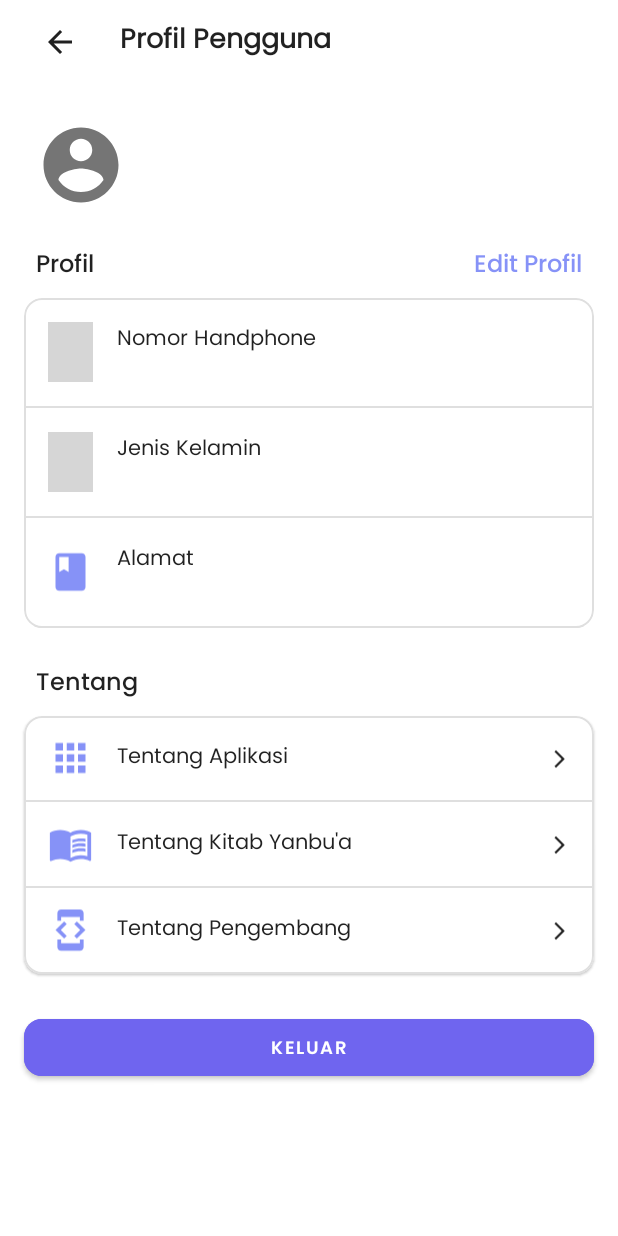
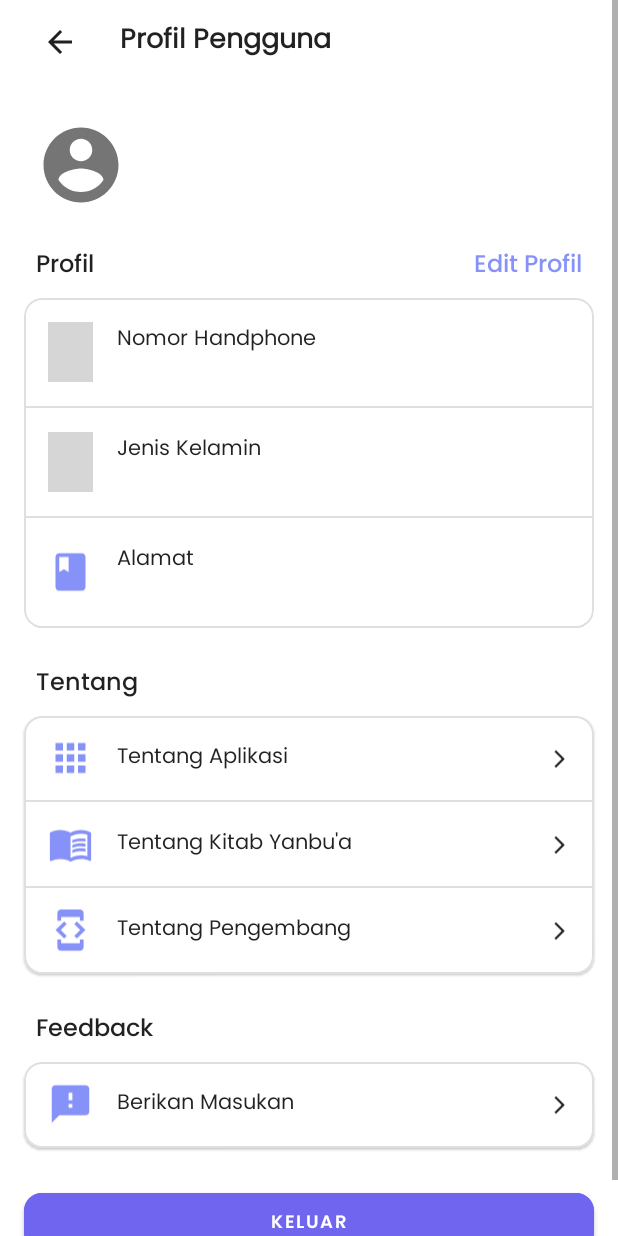
Before and after one commit to nraliim/Darosa, an Android app: the ProfilActivity screen opened directly, with no data from a screen before it, on a phone screen of 412 x 824 dp. Run offline under Robolectric (Android 15) with nearby library versions, the phone set to English and light mode, and no system bars; our stand-ins replace Firebase (no records; nobody signed in at launch, a user with empty details on screens opened directly); 6 statements that could not run were skipped; grey boxes are pictures that could not be loaded.

Commit message:
add feature feedback

```diff
--- a/app/src/main/java/com/darosa/app/ui/profil/ProfilActivity.kt
+++ b/app/src/main/java/com/darosa/app/ui/profil/ProfilActivity.kt
@@ -1,6 +1,7 @@
 package com.darosa.app.ui.profil
 
 import android.content.Intent
+import android.net.Uri
 import android.os.Bundle
 import android.util.Log
 import android.view.View
@@ -26,6 +27,7 @@ class ProfilActivity : AppCompatActivity() {
 
     companion object {
         const val TAG = "ProfilActivity"
+        const val FORM_URL = "https://forms.gle/r9CspwqMZcz9EzPSA"
     }
 
     override fun onCreate(savedInstanceState: Bundle?) {
@@ -82,9 +84,6 @@ class ProfilActivity : AppCompatActivity() {
                 val address = it.get("alamat")
                 val gender = it.get("gender")
 
-//                val dataUser = User(nama, )
-//                dataUser.add(User(nama, ))
-
                 binding.apply {
                     ivPhoto.loadImageUrl(fotoProfil.toString())
                     tvNama.text = nama.toString()
@@ -135,6 +134,10 @@ class ProfilActivity : AppCompatActivity() {
                 intent.putExtra(EXTRA_ABOUT, aboutDev)
                 startActivity(intent)
             }
+            binding.cvFeedback.setOnClickListener {
+                val intent = Intent(Intent.ACTION_VIEW, Uri.parse(FORM_URL))
+                startActivity(intent)
+            }
         }
     }
 
--- /dev/null
+++ b/app/src/main/res/drawable/ic_feedback.xml
@@ -0,0 +1,5 @@
+<vector android:height="24dp" android:tint="#8692F7"
+    android:viewportHeight="24" android:viewportWidth="24"
+    android:width="24dp" xmlns:android="http://schemas.android.com/apk/res/android">
+    <path android:fillColor="@android:color/white" android:pathData="M20,2L4,2c-1.1,0 -1.99,0.9 -1.99,2L2,22l4,-4h14c1.1,0 2,-0.9 2,-2L22,4c0,-1.1 -0.9,-2 -2,-2zM13,14h-2v-2h2v2zM13,10h-2L11,6h2v4z"/>
+</vector>
--- a/app/src/main/res/layout/activity_profil.xml
+++ b/app/src/main/res/layout/activity_profil.xml
@@ -445,6 +445,91 @@
 
         </com.google.android.material.card.MaterialCardView>
 
+        <TextView
+            android:id="@+id/tv_feedback"
+            android:layout_width="wrap_content"
+            android:layout_height="wrap_content"
+            android:layout_marginStart="24dp"
+            android:layout_marginTop="24dp"
+            android:fontFamily="@font/poppins_medium"
+            android:text="@string/feedback"
+            android:textColor="?android:textColorPrimary"
+            android:textSize="16sp"
+            app:layout_constraintStart_toStartOf="parent"
+            app:layout_constraintTop_toBottomOf="@id/cv_about" />
+
+        <com.google.android.material.card.MaterialCardView
+            android:id="@+id/cv_feedback"
+            android:layout_width="match_parent"
+            android:layout_height="wrap_content"
+            android:layout_marginHorizontal="16dp"
+            android:layout_marginTop="8dp"
+            app:cardCornerRadius="12dp"
+            app:layout_constraintTop_toBottomOf="@id/tv_feedback"
+            app:strokeColor="#DFDFDF"
+            app:strokeWidth="1dp">
+
+            <LinearLayout
+                android:layout_width="match_parent"
+                android:layout_height="match_parent"
+                android:orientation="vertical">
+
+                <androidx.constraintlayout.widget.ConstraintLayout
+                    android:id="@+id/cl_feedback"
+                    android:layout_width="match_parent"
+                    android:layout_height="match_parent">
+
+                    <ImageView
+                        android:id="@+id/iv_feedback"
+                        android:layout_width="30dp"
+                        android:layout_height="40dp"
+                        android:layout_marginStart="16dp"
+                        android:layout_marginTop="8dp"
+                        app:layout_constraintStart_toStartOf="parent"
+                        app:layout_constraintTop_toTopOf="parent"
+                        app:srcCompat="@drawable/ic_feedback"
+                        tools:ignore="ContentDescription" />
+
+                    <TextView
+                        android:id="@+id/tv_kritik_saran"
+                        android:layout_width="wrap_content"
+                        android:layout_height="wrap_content"
+                        android:layout_marginStart="16dp"
+                        android:fontFamily="@font/poppins_regular"
+                        android:maxLines="1"
+                        android:text="@string/berikan_masukan"
+                        android:textColor="?android:textColorPrimary"
+                        android:textSize="14sp"
+                        app:layout_constraintBottom_toBottomOf="@id/iv_feedback"
+                        app:layout_constraintStart_toEndOf="@id/iv_feedback"
+                        app:layout_constraintTop_toTopOf="@id/iv_feedback" />
+
+                    <ImageView
+                        android:layout_width="14dp"
+                        android:layout_height="wrap_content"
+                        android:layout_marginEnd="16dp"
+                        android:src="@drawable/ic_arrow_forward"
+                        app:layout_constraintBottom_toBottomOf="parent"
+                        app:layout_constraintEnd_toEndOf="parent"
+                        app:layout_constraintTop_toTopOf="parent"
+                        tools:ignore="ContentDescription"
+                        app:tint="?android:textColorPrimary" />
+
+                    <View
+                        android:layout_width="match_parent"
+                        android:layout_height="1dp"
+                        android:layout_marginTop="8dp"
+                        android:background="#DFDFDF"
+                        app:layout_constraintEnd_toEndOf="parent"
+                        app:layout_constraintStart_toStartOf="parent"
+                        app:layout_constraintTop_toBottomOf="@id/iv_feedback" />
+
+                </androidx.constraintlayout.widget.ConstraintLayout>
+
+            </LinearLayout>
+
+        </com.google.android.material.card.MaterialCardView>
+
         <Button
             android:id="@+id/btn_logout"
             android:layout_width="match_parent"
@@ -461,7 +546,7 @@
             app:layout_constraintBottom_toBottomOf="parent"
             app:layout_constraintEnd_toEndOf="parent"
             app:layout_constraintStart_toStartOf="parent"
-            app:layout_constraintTop_toBottomOf="@id/cv_about" />
+            app:layout_constraintTop_toBottomOf="@id/cv_feedback" />
 
         <include
             android:id="@+id/progress_bar_dialog"
--- a/app/src/main/res/values/strings.xml
+++ b/app/src/main/res/values/strings.xml
@@ -63,4 +63,6 @@
     <string name="main_menu">Menu Utama</string>
     <string name="profil_madrasah">Profil Madrasah</string>
     <string name="selesai">Selesai</string>
+    <string name="berikan_masukan">Berikan Masukan</string>
+    <string name="feedback">Feedback</string>
 </resources>
```
